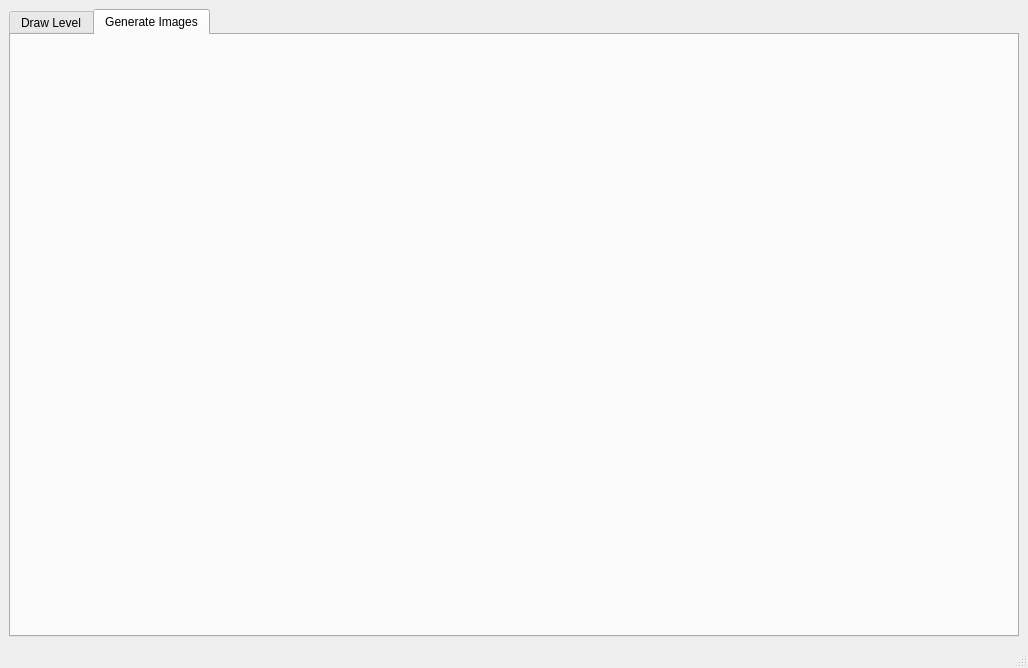
Before: the Qt Designer form gui/view/main_window.ui in jasonravagli/PCG-GAN, drawn with Qt 5.
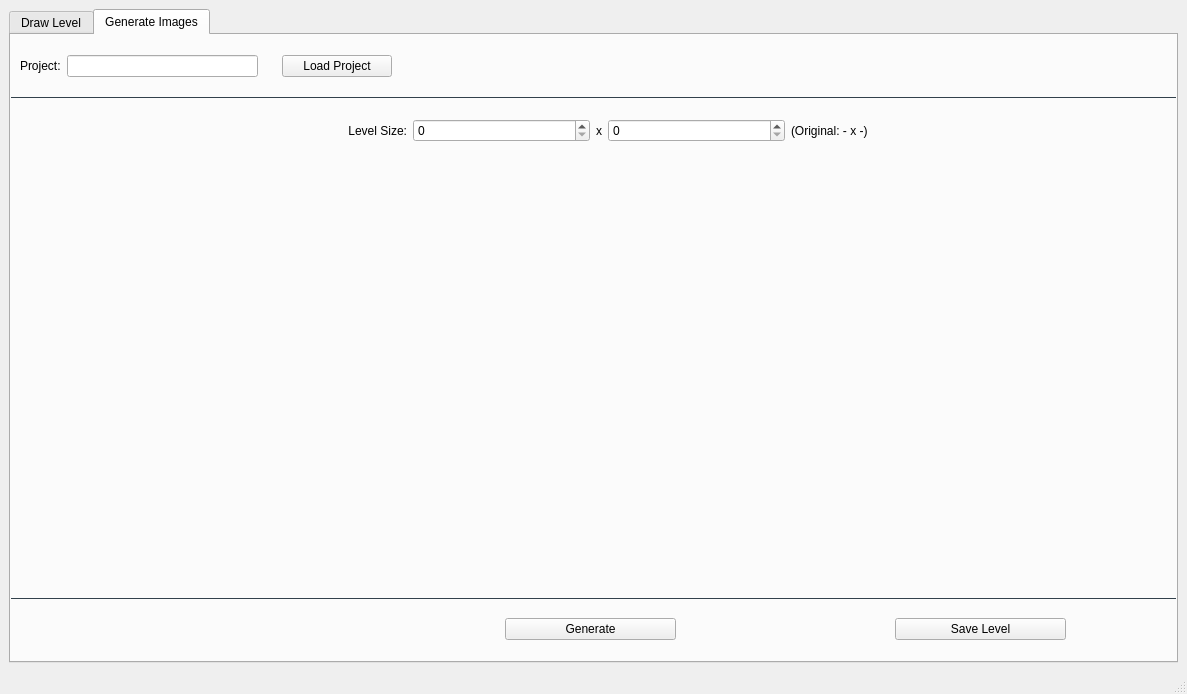
After: the same form once the commit is applied. The open tabs and pages were chosen to show the change.

Commit message:
Implemented level generation from toadgan projects into the GUI.
Modified toadgan projects to fix some problems.
Trained models are now fully reloadable to generate new levels.

Patch:
```diff
--- a/gui/view/main_window.ui
+++ b/gui/view/main_window.ui
@@ -6,8 +6,8 @@
    <rect>
     <x>0</x>
     <y>0</y>
-    <width>1028</width>
-    <height>668</height>
+    <width>1187</width>
+    <height>694</height>
    </rect>
   </property>
   <property name="windowTitle">
@@ -485,6 +485,341 @@
        <attribute name="title">
         <string>Generate Images</string>
        </attribute>
+       <layout class="QGridLayout" name="gridLayout_15">
+        <property name="leftMargin">
+         <number>0</number>
+        </property>
+        <property name="topMargin">
+         <number>0</number>
+        </property>
+        <property name="rightMargin">
+         <number>0</number>
+        </property>
+        <property name="bottomMargin">
+         <number>0</number>
+        </property>
+        <property name="spacing">
+         <number>0</number>
+        </property>
+        <item row="0" column="0">
+         <widget class="QWidget" name="panel_generate_top" native="true">
+          <property name="sizePolicy">
+           <sizepolicy hsizetype="Preferred" vsizetype="Preferred">
+            <horstretch>0</horstretch>
+            <verstretch>1</verstretch>
+           </sizepolicy>
+          </property>
+          <property name="styleSheet">
+           <string notr="true">#panel_generate_top { border-bottom: 1px solid rgb(50, 65, 75); border-radius: 0px }</string>
+          </property>
+          <layout class="QGridLayout" name="gridLayout_19">
+           <property name="leftMargin">
+            <number>0</number>
+           </property>
+           <property name="topMargin">
+            <number>5</number>
+           </property>
+           <property name="rightMargin">
+            <number>0</number>
+           </property>
+           <property name="bottomMargin">
+            <number>5</number>
+           </property>
+           <item row="0" column="2">
+            <widget class="QWidget" name="widget_18" native="true">
+             <property name="sizePolicy">
+              <sizepolicy hsizetype="Preferred" vsizetype="Preferred">
+               <horstretch>6</horstretch>
+               <verstretch>0</verstretch>
+              </sizepolicy>
+             </property>
+            </widget>
+           </item>
+           <item row="0" column="0">
+            <widget class="QWidget" name="widget_17" native="true">
+             <property name="sizePolicy">
+              <sizepolicy hsizetype="Preferred" vsizetype="Preferred">
+               <horstretch>2</horstretch>
+               <verstretch>0</verstretch>
+              </sizepolicy>
+             </property>
+             <layout class="QGridLayout" name="gridLayout_20">
+              <item row="0" column="0">
+               <widget class="QLabel" name="label_5">
+                <property name="text">
+                 <string>Project:</string>
+                </property>
+               </widget>
+              </item>
+              <item row="0" column="1">
+               <widget class="QLineEdit" name="edit_project_name">
+                <property name="readOnly">
+                 <bool>true</bool>
+                </property>
+               </widget>
+              </item>
+             </layout>
+            </widget>
+           </item>
+           <item row="0" column="1">
+            <widget class="QWidget" name="widget_25" native="true">
+             <property name="sizePolicy">
+              <sizepolicy hsizetype="Preferred" vsizetype="Preferred">
+               <horstretch>1</horstretch>
+               <verstretch>0</verstretch>
+              </sizepolicy>
+             </property>
+             <layout class="QGridLayout" name="gridLayout_21">
+              <item row="0" column="0">
+               <widget class="QPushButton" name="button_load_project">
+                <property name="text">
+                 <string>Load Project</string>
+                </property>
+               </widget>
+              </item>
+             </layout>
+            </widget>
+           </item>
+          </layout>
+         </widget>
+        </item>
+        <item row="1" column="0">
+         <widget class="QWidget" name="panel_project" native="true">
+          <property name="sizePolicy">
+           <sizepolicy hsizetype="Preferred" vsizetype="Preferred">
+            <horstretch>0</horstretch>
+            <verstretch>8</verstretch>
+           </sizepolicy>
+          </property>
+          <layout class="QGridLayout" name="gridLayout_22">
+           <item row="0" column="0">
+            <widget class="QWidget" name="widget_15" native="true">
+             <property name="sizePolicy">
+              <sizepolicy hsizetype="Preferred" vsizetype="Preferred">
+               <horstretch>0</horstretch>
+               <verstretch>1</verstretch>
+              </sizepolicy>
+             </property>
+             <layout class="QGridLayout" name="gridLayout_23">
+              <property name="leftMargin">
+               <number>0</number>
+              </property>
+              <property name="topMargin">
+               <number>0</number>
+              </property>
+              <property name="rightMargin">
+               <number>0</number>
+              </property>
+              <property name="bottomMargin">
+               <number>0</number>
+              </property>
+              <item row="0" column="0">
+               <widget class="QWidget" name="widget_27" native="true">
+                <property name="sizePolicy">
+                 <sizepolicy hsizetype="Preferred" vsizetype="Preferred">
+                  <horstretch>1</horstretch>
+                  <verstretch>0</verstretch>
+                 </sizepolicy>
+                </property>
+               </widget>
+              </item>
+              <item row="0" column="1">
+               <widget class="QWidget" name="widget_28" native="true">
+                <property name="sizePolicy">
+                 <sizepolicy hsizetype="Preferred" vsizetype="Preferred">
+                  <horstretch>2</horstretch>
+                  <verstretch>0</verstretch>
+                 </sizepolicy>
+                </property>
+                <layout class="QGridLayout" name="gridLayout_24">
+                 <item row="0" column="2">
+                  <widget class="QLabel" name="label_7">
+                   <property name="text">
+                    <string>x</string>
+                   </property>
+                   <property name="alignment">
+                    <set>Qt::AlignCenter</set>
+                   </property>
+                  </widget>
+                 </item>
+                 <item row="0" column="0">
+                  <widget class="QLabel" name="label_6">
+                   <property name="sizePolicy">
+                    <sizepolicy hsizetype="Preferred" vsizetype="Preferred">
+                     <horstretch>1</horstretch>
+                     <verstretch>0</verstretch>
+                    </sizepolicy>
+                   </property>
+                   <property name="text">
+                    <string>Level Size:</string>
+                   </property>
+                   <property name="alignment">
+                    <set>Qt::AlignRight|Qt::AlignTrailing|Qt::AlignVCenter</set>
+                   </property>
+                  </widget>
+                 </item>
+                 <item row="0" column="3">
+                  <widget class="QSpinBox" name="spinBox_2">
+                   <property name="sizePolicy">
+                    <sizepolicy hsizetype="Minimum" vsizetype="Fixed">
+                     <horstretch>2</horstretch>
+                     <verstretch>0</verstretch>
+                    </sizepolicy>
+                   </property>
+                  </widget>
+                 </item>
+                 <item row="0" column="1">
+                  <widget class="QSpinBox" name="spinBox">
+                   <property name="sizePolicy">
+                    <sizepolicy hsizetype="Minimum" vsizetype="Fixed">
+                     <horstretch>2</horstretch>
+                     <verstretch>0</verstretch>
+                    </sizepolicy>
+                   </property>
+                  </widget>
+                 </item>
+                 <item row="0" column="4">
+                  <widget class="QLabel" name="label_orig_level_size">
+                   <property name="text">
+                    <string>(Original: - x -)</string>
+                   </property>
+                  </widget>
+                 </item>
+                </layout>
+               </widget>
+              </item>
+              <item row="0" column="2">
+               <widget class="QWidget" name="widget_29" native="true">
+                <property name="sizePolicy">
+                 <sizepolicy hsizetype="Preferred" vsizetype="Preferred">
+                  <horstretch>1</horstretch>
+                  <verstretch>0</verstretch>
+                 </sizepolicy>
+                </property>
+               </widget>
+              </item>
+             </layout>
+            </widget>
+           </item>
+           <item row="1" column="0">
+            <widget class="QWidget" name="panel_gen_level" native="true">
+             <property name="sizePolicy">
+              <sizepolicy hsizetype="Preferred" vsizetype="Preferred">
+               <horstretch>0</horstretch>
+               <verstretch>9</verstretch>
+              </sizepolicy>
+             </property>
+            </widget>
+           </item>
+          </layout>
+         </widget>
+        </item>
+        <item row="2" column="0">
+         <widget class="QWidget" name="panel_generate_bottom" native="true">
+          <property name="sizePolicy">
+           <sizepolicy hsizetype="Preferred" vsizetype="Preferred">
+            <horstretch>0</horstretch>
+            <verstretch>1</verstretch>
+           </sizepolicy>
+          </property>
+          <property name="styleSheet">
+           <string notr="true">#panel_generate_bottom { border-top: 1px solid rgb(50, 65, 75); border-radius: 0px }</string>
+          </property>
+          <layout class="QGridLayout" name="gridLayout_16">
+           <property name="leftMargin">
+            <number>0</number>
+           </property>
+           <property name="topMargin">
+            <number>5</number>
+           </property>
+           <property name="rightMargin">
+            <number>0</number>
+           </property>
+           <property name="bottomMargin">
+            <number>5</number>
+           </property>
+           <item row="0" column="5">
+            <widget class="QWidget" name="widget_23" native="true">
+             <property name="sizePolicy">
+              <sizepolicy hsizetype="Preferred" vsizetype="Preferred">
+               <horstretch>1</horstretch>
+               <verstretch>0</verstretch>
+              </sizepolicy>
+             </property>
+            </widget>
+           </item>
+           <item row="0" column="3">
+            <widget class="QWidget" name="widget_21" native="true">
+             <property name="sizePolicy">
+              <sizepolicy hsizetype="Preferred" vsizetype="Preferred">
+               <horstretch>2</horstretch>
+               <verstretch>0</verstretch>
+              </sizepolicy>
+             </property>
+            </widget>
+           </item>
+           <item row="0" column="2">
+            <widget class="QWidget" name="widget_19" native="true">
+             <property name="sizePolicy">
+              <sizepolicy hsizetype="Preferred" vsizetype="Preferred">
+               <horstretch>2</horstretch>
+               <verstretch>0</verstretch>
+              </sizepolicy>
+             </property>
+             <layout class="QGridLayout" name="gridLayout_17">
+              <item row="0" column="0">
+               <widget class="QPushButton" name="button_generate">
+                <property name="text">
+                 <string>Generate</string>
+                </property>
+               </widget>
+              </item>
+             </layout>
+            </widget>
+           </item>
+           <item row="0" column="1">
+            <widget class="QWidget" name="widget_20" native="true">
+             <property name="sizePolicy">
+              <sizepolicy hsizetype="Preferred" vsizetype="Preferred">
+               <horstretch>4</horstretch>
+               <verstretch>0</verstretch>
+              </sizepolicy>
+             </property>
+            </widget>
+           </item>
+           <item row="0" column="0">
+            <widget class="QWidget" name="widget_22" native="true">
+             <property name="sizePolicy">
+              <sizepolicy hsizetype="Preferred" vsizetype="Preferred">
+               <horstretch>1</horstretch>
+               <verstretch>0</verstretch>
+              </sizepolicy>
+             </property>
+            </widget>
+           </item>
+           <item row="0" column="4">
+            <widget class="QWidget" name="widget_24" native="true">
+             <property name="sizePolicy">
+              <sizepolicy hsizetype="Preferred" vsizetype="Preferred">
+               <horstretch>2</horstretch>
+               <verstretch>0</verstretch>
+              </sizepolicy>
+             </property>
+             <layout class="QGridLayout" name="gridLayout_18">
+              <item row="0" column="0">
+               <widget class="QPushButton" name="button_save_generated">
+                <property name="text">
+                 <string>Save Level</string>
+                </property>
+               </widget>
+              </item>
+             </layout>
+            </widget>
+           </item>
+          </layout>
+         </widget>
+        </item>
+       </layout>
       </widget>
      </widget>
     </item>
```
Left out of the diff: 14 changed lines with no effect on the pictures. The commit also changes 21 other files.
